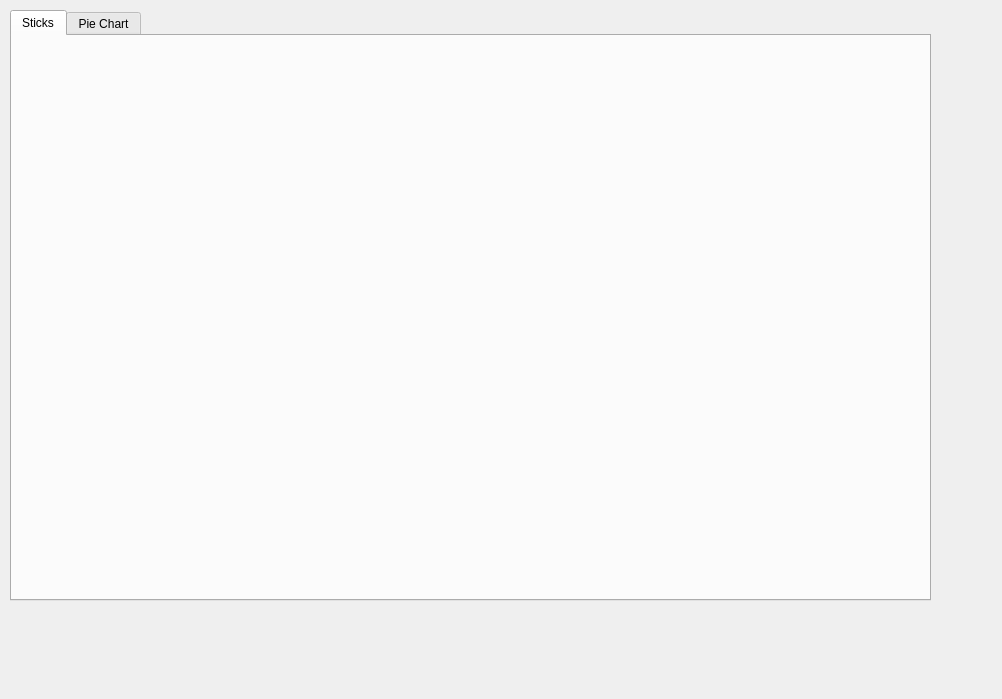
Old version of the form crud/crud/stats.ui in the repository ramy25bh3/Pastry_Plus.
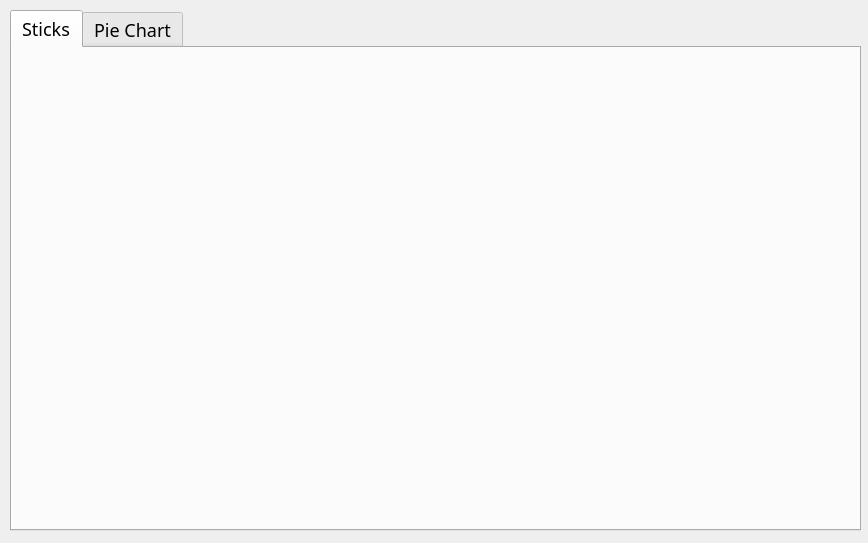
New version of the form.

```diff
--- a/crud/crud/stats.ui
+++ b/crud/crud/stats.ui
@@ -6,20 +6,27 @@
    <rect>
     <x>0</x>
     <y>0</y>
-    <width>1002</width>
-    <height>699</height>
+    <width>868</width>
+    <height>543</height>
    </rect>
   </property>
   <property name="windowTitle">
    <string>Statistiques</string>
   </property>
+  <property name="styleSheet">
+   <string notr="true">*{
+font-family:montserrat regular;
+font-size:18px;
+}
+</string>
+  </property>
   <widget class="QTabWidget" name="tabWidget">
    <property name="geometry">
     <rect>
      <x>10</x>
      <y>10</y>
-     <width>921</width>
-     <height>591</height>
+     <width>851</width>
+     <height>521</height>
     </rect>
    </property>
    <property name="currentIndex">
```
